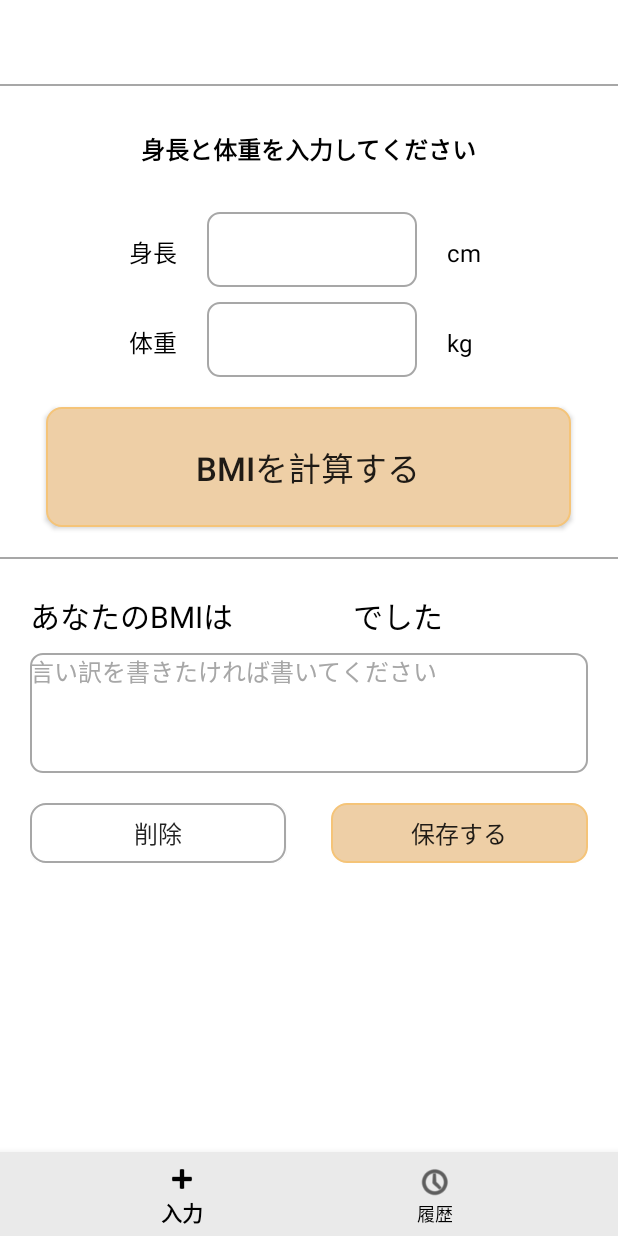
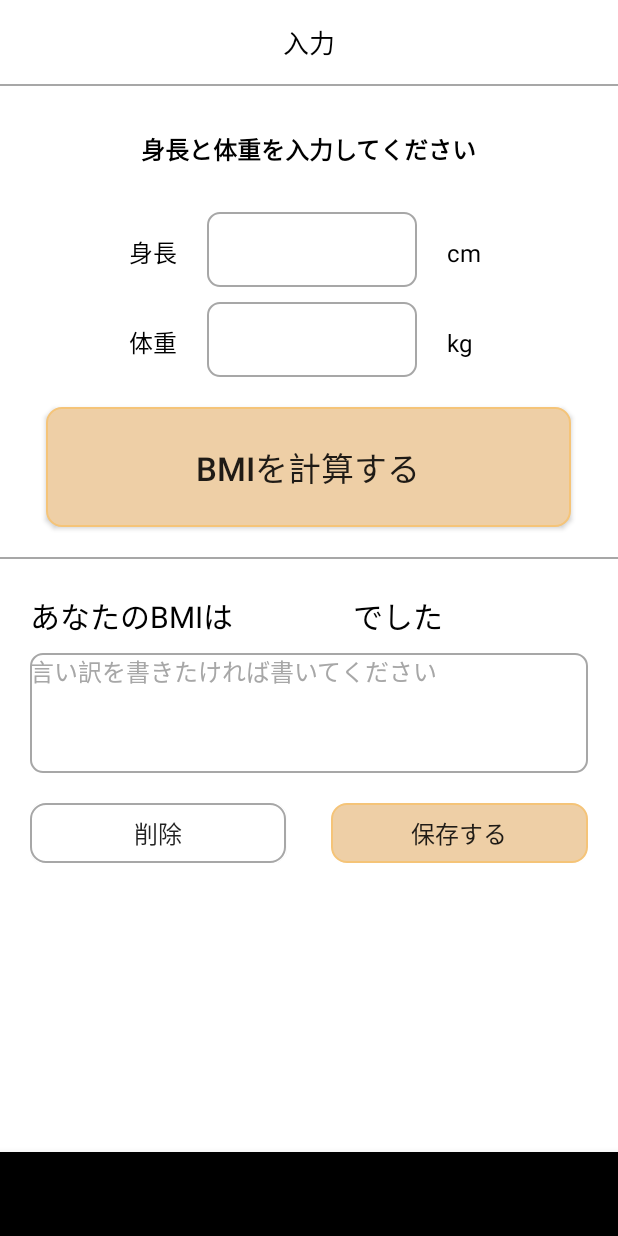
Before and after one commit to sh1ma4/BMIApp_android, an Android app: the screen it shows after launch (MainActivity), on a phone screen of 412 x 824 dp. Run offline under Robolectric (Android 15) with nearby library versions, the phone set to English and light mode, and no system bars; 1 statement that could not run was skipped.

Commit message:
feat: add toolBar text

```diff
--- a/app/src/main/res/layout/activity_main.xml
+++ b/app/src/main/res/layout/activity_main.xml
@@ -4,14 +4,15 @@
     android:id="@+id/container"
     android:layout_width="match_parent"
     android:layout_height="match_parent"
-    android:paddingTop="?attr/actionBarSize"
     android:background="@color/color_white">
 
     <com.google.android.material.bottomnavigation.BottomNavigationView
         android:id="@+id/nav_view"
         android:layout_width="0dp"
         android:layout_height="wrap_content"
-        android:background="#EAEAEA"
+        android:layout_marginStart="0dp"
+        android:layout_marginEnd="0dp"
+        android:background="?android:attr/windowBackground"
         app:layout_constraintBottom_toBottomOf="parent"
         app:layout_constraintLeft_toLeftOf="parent"
         app:layout_constraintRight_toRightOf="parent"
--- a/app/src/main/res/layout/fragment_input.xml
+++ b/app/src/main/res/layout/fragment_input.xml
@@ -15,6 +15,24 @@
         android:fitsSystemWindows="true"
         android:orientation="vertical"
         android:theme="@style/AppTheme.AppBarOverlay">
+
+        <androidx.appcompat.widget.Toolbar
+            android:id="@+id/toolbar"
+            android:layout_width="match_parent"
+            android:layout_height="?attr/actionBarSize"
+            android:theme="@style/ToolBarStyle">
+
+            <TextView
+                android:id="@+id/toolbar_title_device_list"
+                android:layout_width="wrap_content"
+                android:layout_height="wrap_content"
+                android:layout_gravity="center"
+                android:layout_marginTop="0dp"
+                android:text="@string/title_input"
+                android:textColor="@color/color_black"
+                android:textSize="17sp" />
+
+        </androidx.appcompat.widget.Toolbar>
 
         <View
             android:id="@+id/title_under_line"
```
Also changed, not shown: app/src/main/res/layout/fragment_history.xml (+18 -0 lines).
